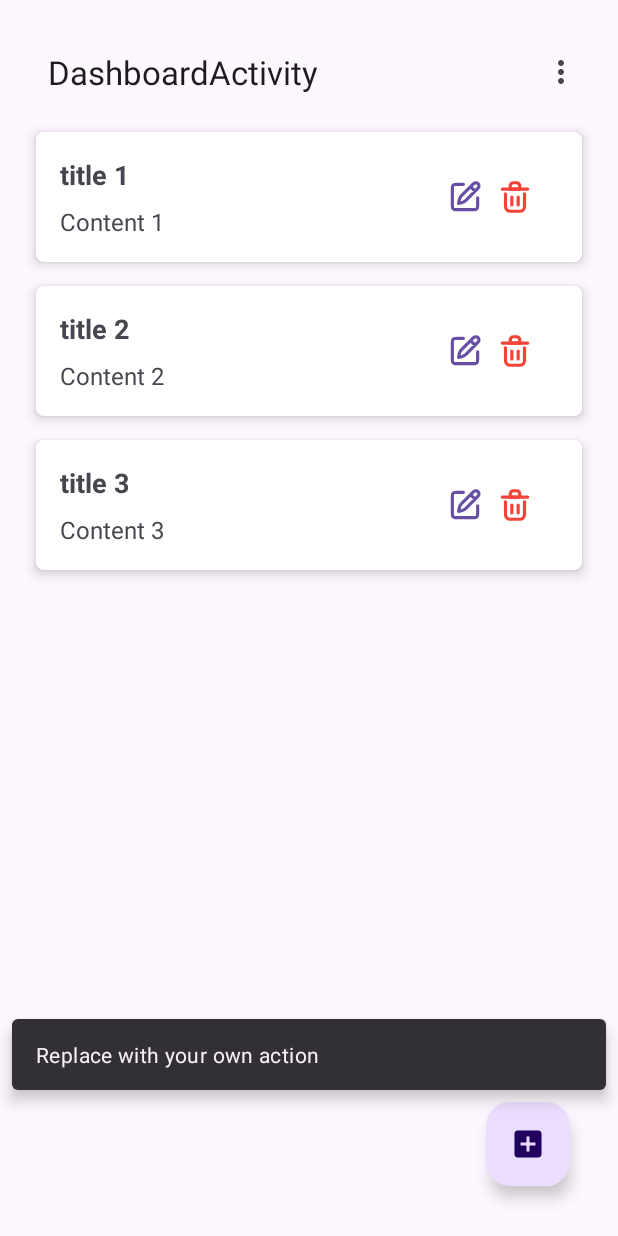
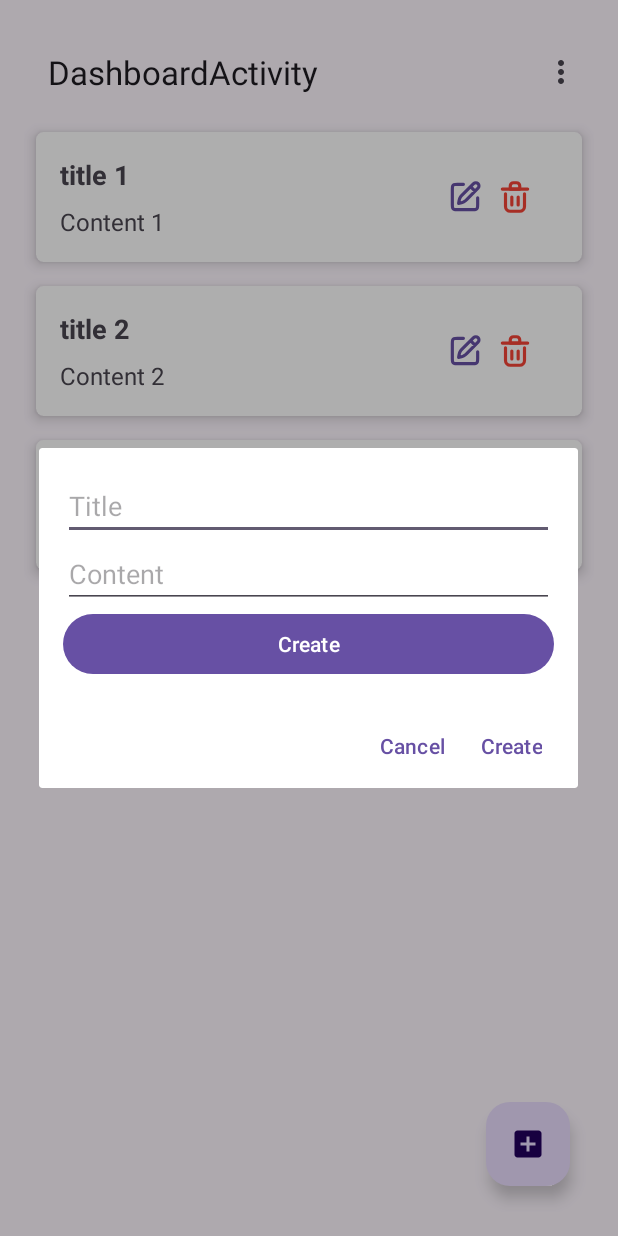
Before and after one commit to suryaLuqman/24001121-synrgy7-slf-note-taking-ch4, an Android app: the DashboardFragment screen opened through its navigation route, after a tap on an icon or button, on a phone screen of 412 x 824 dp. Run offline under Robolectric (Android 15) with nearby library versions, the phone set to English and light mode, and no system bars.

Commit message:
feat : add view edit and add note

```diff
--- /dev/null
+++ b/app/src/main/java/com/slf/latihanch4/ui/adapter/NewNoteDialogFragment.kt
@@ -0,0 +1,34 @@
+import android.app.Dialog
+import android.os.Bundle
+import androidx.appcompat.app.AlertDialog
+import androidx.fragment.app.DialogFragment
+import com.slf.latihanch4.R
+import android.view.LayoutInflater
+import android.widget.EditText
+import android.widget.Toast
+
+class NewNoteDialogFragment : DialogFragment() {
+
+    override fun onCreateDialog(savedInstanceState: Bundle?): Dialog {
+        return activity?.let {
+            val builder = AlertDialog.Builder(it)
+            val inflater = requireActivity().layoutInflater;
+            val view = inflater.inflate(R.layout.fragment_new_note, null)
+
+            builder.setView(view)
+                .setPositiveButton("Create") { _, _ ->
+                    val title = view.findViewById<EditText>(R.id.editTextTitle).text.toString()
+                    val content = view.findViewById<EditText>(R.id.editTextContent).text.toString()
+
+                    // Handle create note action
+                    // You need to replace this with your actual logic to create a new note
+                    Toast.makeText(context, "New note created: $title, $content", Toast.LENGTH_SHORT).show()
+                }
+                .setNegativeButton("Cancel") { _, _ ->
+                    dialog?.cancel()
+                }
+
+            builder.create()
+        } ?: throw IllegalStateException("Activity cannot be null")
+    }
+}
--- a/app/src/main/java/com/slf/latihanch4/ui/dashboard/DashboardFragment.kt
+++ b/app/src/main/java/com/slf/latihanch4/ui/dashboard/DashboardFragment.kt
@@ -1,5 +1,7 @@
 package com.slf.latihanch4.ui.dashboard
 
+import EditNoteDialogFragment
+import NewNoteDialogFragment
 import android.os.Bundle
 import android.util.Log
 import android.view.LayoutInflater
@@ -47,6 +49,8 @@ class DashboardFragment : Fragment() {
             override fun onEditClicked(note: Note) {
                 // Handle edit action
                 Log.d("DashboardFragment", "Note edited: $note")
+                val dialog = EditNoteDialogFragment()
+                dialog.show(childFragmentManager, "EditNoteDialogFragment")
             }
 
             override fun onDeleteClicked(note: Note) {
@@ -67,9 +71,11 @@ class DashboardFragment : Fragment() {
         (requireActivity() as AppCompatActivity).supportActionBar?.title = getString(R.string.title_activity_dashboard)
 
         binding.fab.setOnClickListener { view ->
-            Snackbar.make(view, "Replace with your own action", Snackbar.LENGTH_LONG)
-                .setAction("Action", null)
-                .setAnchorView(R.id.fab).show()
+//            Snackbar.make(view, "Replace with your own action", Snackbar.LENGTH_LONG)
+//                .setAction("Action", null)
+//                .setAnchorView(R.id.fab).show()
+            val dialog = NewNoteDialogFragment()
+            dialog.show(childFragmentManager, "NewNoteDialogFragment")
         }
     }
 
--- /dev/null
+++ b/app/src/main/res/layout/fragment_new_note.xml
@@ -0,0 +1,31 @@
+<ScrollView xmlns:android="http://schemas.android.com/apk/res/android"
+    android:layout_width="match_parent"
+    android:layout_height="match_parent"
+    android:padding="16dp">
+
+    <LinearLayout
+        android:layout_width="match_parent"
+        android:layout_height="wrap_content"
+        android:orientation="vertical">
+
+        <EditText
+            android:id="@+id/editTextTitle"
+            android:layout_width="match_parent"
+            android:layout_height="wrap_content"
+            android:hint="Title" />
+
+        <EditText
+            android:id="@+id/editTextContent"
+            android:layout_width="match_parent"
+            android:layout_height="wrap_content"
+            android:hint="Content" />
+
+        <Button
+            android:id="@+id/buttonCreate"
+            android:layout_width="match_parent"
+            android:layout_height="wrap_content"
+            android:text="Create" />
+
+    </LinearLayout>
+
+</ScrollView>
```
Also changed, not shown: app/src/main/java/com/slf/latihanch4/ui/adapter/EditNoteDialogFragment.kt (added, +34 -0 lines), app/src/main/res/layout/fragment_edit_note.xml (added, +31 -0 lines).
